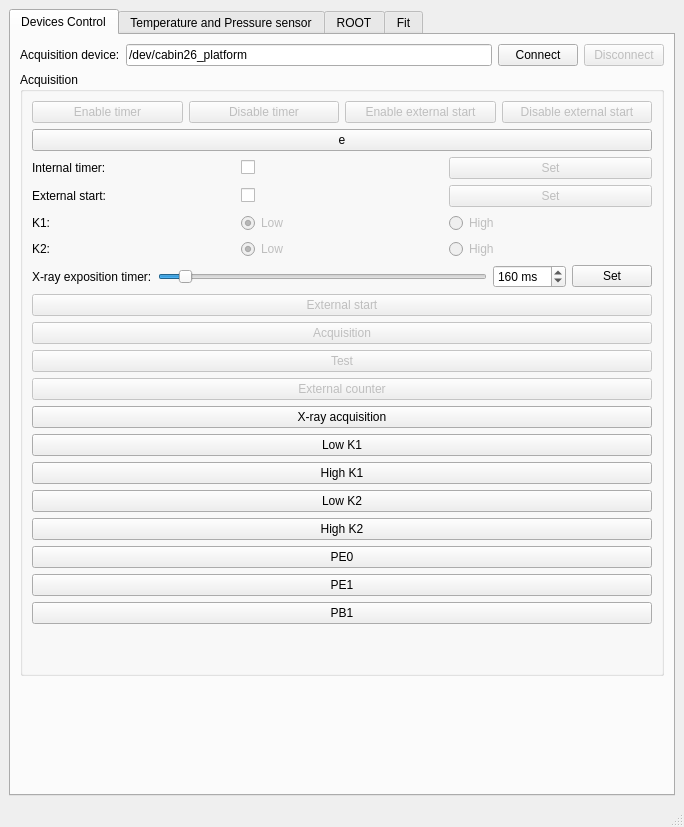
Qt form mainwindow.ui (MichaelColonel/DoseChamber) before a commit.
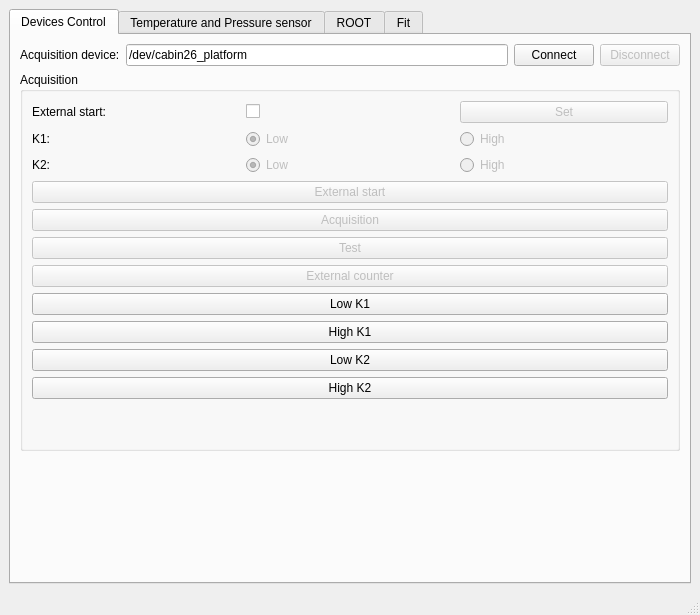
The same form after that commit. The open tabs and pages were chosen to show the change. Custom widgets are drawn as their Qt base class.

Commit message: X-ray support has been removed and other useless stuff

```diff
--- a/mainwindow.ui
+++ b/mainwindow.ui
@@ -6,8 +6,8 @@
    <rect>
     <x>0</x>
     <y>0</y>
-    <width>684</width>
-    <height>827</height>
+    <width>700</width>
+    <height>615</height>
    </rect>
   </property>
   <property name="windowTitle">
@@ -41,14 +41,38 @@
            <string>Acquisition</string>
           </property>
           <layout class="QGridLayout" name="gridLayout_25">
+           <item row="4" column="0">
+            <widget class="QPushButton" name="PushButton_ExternalStart">
+             <property name="enabled">
+              <bool>false</bool>
+             </property>
+             <property name="text">
+              <string>External start</string>
+             </property>
+            </widget>
+           </item>
+           <item row="11" column="0">
+            <widget class="QPushButton" name="pushButton_LowK2">
+             <property name="text">
+              <string>Low K2</string>
+             </property>
+            </widget>
+           </item>
            <item row="13" column="0">
-            <widget class="QPushButton" name="pushButton_LowK1">
+            <widget class="QLabel" name="Label_TemperaturePressureExtCount">
              <property name="text">
-              <string>Low K1</string>
+              <string/>
              </property>
             </widget>
            </item>
-           <item row="5" column="0">
+           <item row="12" column="0">
+            <widget class="QPushButton" name="pushButton_HighK2">
+             <property name="text">
+              <string>High K2</string>
+             </property>
+            </widget>
+           </item>
+           <item row="2" column="0">
             <layout class="QHBoxLayout" name="horizontalLayout_3">
              <item>
               <widget class="QLabel" name="Label_K1">
@@ -91,91 +115,27 @@
              </item>
             </layout>
            </item>
-           <item row="16" column="0">
-            <widget class="QPushButton" name="pushButton_LowK2">
-             <property name="text">
-              <string>Low K2</string>
+           <item row="7" column="0">
+            <widget class="QPushButton" name="PushButton_ExternalCounter">
+             <property name="enabled">
+              <bool>false</bool>
              </property>
-            </widget>
-           </item>
-           <item row="22" column="0">
-            <widget class="QLabel" name="Label_AcquisitionData">
              <property name="text">
-              <string/>
+              <string>External counter</string>
              </property>
             </widget>
            </item>
-           <item row="17" column="0">
-            <widget class="QPushButton" name="pushButton_HighK2">
-             <property name="text">
-              <string>High K2</string>
+           <item row="6" column="0">
+            <widget class="QPushButton" name="PushButton_Test">
+             <property name="enabled">
+              <bool>false</bool>
              </property>
-            </widget>
-           </item>
-           <item row="21" column="0">
-            <widget class="QLabel" name="Label_TemperaturePressureExtCount">
              <property name="text">
-              <string/>
+              <string>Test</string>
              </property>
             </widget>
            </item>
-           <item row="3" column="0">
-            <layout class="QHBoxLayout" name="horizontalLayout_5">
-             <item>
-              <widget class="QLabel" name="label_2">
-               <property name="text">
-                <string>Internal timer:</string>
-               </property>
-              </widget>
-             </item>
-             <item>
-              <widget class="QCheckBox" name="CheckBox_InternalTimer">
-               <property name="text">
-                <string/>
-               </property>
-              </widget>
-             </item>
-             <item>
-              <widget class="QPushButton" name="PushButton_SetInternalTimer">
-               <property name="enabled">
-                <bool>false</bool>
-               </property>
-               <property name="text">
-                <string>Set</string>
-               </property>
-              </widget>
-             </item>
-            </layout>
-           </item>
-           <item row="18" column="0">
-            <widget class="QPushButton" name="PushButton_PE0">
-             <property name="text">
-              <string>PE0</string>
-             </property>
-            </widget>
-           </item>
-           <item row="20" column="0">
-            <widget class="QPushButton" name="PushButton_PB1">
-             <property name="text">
-              <string>PB1</string>
-             </property>
-            </widget>
-           </item>
-           <item row="19" column="0">
-            <widget class="QPushButton" name="PushButton_PE1">
-             <property name="text">
-              <string>PE1</string>
-             </property>
-            </widget>
-           </item>
-           <item row="2" column="0">
-            <widget class="QPushButton" name="PushButton_e">
-             <property name="text">
-              <string>e</string>
-             </property>
-            </widget>
-           </item>
-           <item row="4" column="0">
+           <item row="1" column="0">
             <layout class="QHBoxLayout" name="horizontalLayout_6">
              <item>
               <widget class="QLabel" name="label_3">
@@ -203,157 +163,7 @@
              </item>
             </layout>
            </item>
-           <item row="11" column="0">
-            <widget class="QPushButton" name="PushButton_ExternalCounter">
-             <property name="enabled">
-              <bool>false</bool>
-             </property>
-             <property name="text">
-              <string>External counter</string>
-             </property>
-            </widget>
-           </item>
-           <item row="10" column="0">
-            <widget class="QPushButton" name="PushButton_Test">
-             <property name="enabled">
-              <bool>false</bool>
-             </property>
-             <property name="text">
-              <string>Test</string>
-             </property>
-            </widget>
-           </item>
-           <item row="1" column="0">
-            <layout class="QHBoxLayout" name="horizontalLayout">
-             <item>
-              <widget class="QPushButton" name="PushButton_EnableTimer">
-               <property name="enabled">
-                <bool>false</bool>
-               </property>
-               <property name="text">
-                <string>Enable timer</string>
-               </property>
-              </widget>
-             </item>
-             <item>
-              <widget class="QPushButton" name="PushButton_DisableTimer">
-               <property name="enabled">
-                <bool>false</bool>
-               </property>
-               <property name="text">
-                <string>Disable timer</string>
-               </property>
-              </widget>
-             </item>
-             <item>
-              <widget class="QPushButton" name="PushButton_EnableExtStart">
-               <property name="enabled">
-                <bool>false</bool>
-               </property>
-               <property name="text">
-                <string>Enable external start</string>
-               </property>
-              </widget>
-             </item>
-             <item>
-              <widget class="QPushButton" name="PushButton_DisableExtStart">
-               <property name="enabled">
-                <bool>false</bool>
-               </property>
-               <property name="text">
-                <string>Disable external start</string>
-               </property>
-              </widget>
-             </item>
-            </layout>
-           </item>
-           <item row="7" column="0">
-            <layout class="QHBoxLayout" name="horizontalLayout_9">
-             <item>
-              <widget class="QLabel" name="label_7">
-               <property name="text">
-                <string>X-ray exposition timer:</string>
-               </property>
-              </widget>
-             </item>
-             <item>
-              <widget class="QSlider" name="HorizontalSlider_XrayExpoTimer">
-               <property name="minimum">
-                <number>32</number>
-               </property>
-               <property name="maximum">
-                <number>2080</number>
-               </property>
-               <property name="singleStep">
-                <number>32</number>
-               </property>
-               <property name="pageStep">
-                <number>160</number>
-               </property>
-               <property name="value">
-                <number>160</number>
-               </property>
-               <property name="orientation">
-                <enum>Qt::Horizontal</enum>
-               </property>
-              </widget>
-             </item>
-             <item>
-              <widget class="QSpinBox" name="SpinBox_XrayExpoTimer">
-               <property name="suffix">
-                <string> ms</string>
-               </property>
-               <property name="minimum">
-                <number>32</number>
-               </property>
-               <property name="maximum">
-                <number>2080</number>
-               </property>
-               <property name="singleStep">
-                <number>32</number>
-               </property>
-               <property name="value">
-                <number>160</number>
-               </property>
-              </widget>
-             </item>
-             <item>
-              <widget class="QPushButton" name="PushButton_XrayExpoTimer">
-               <property name="text">
-                <string>Set</string>
-               </property>
-              </widget>
-             </item>
-            </layout>
-           </item>
-           <item row="15" column="0">
-            <widget class="QPushButton" name="pushButton_HighK1">
-             <property name="text">
-              <string>High K1</string>
-             </property>
-            </widget>
-           </item>
-           <item row="9" column="0">
-            <widget class="QPushButton" name="PushButton_Acquisition">
-             <property name="enabled">
-              <bool>false</bool>
-             </property>
-             <property name="text">
-              <string>Acquisition</string>
-             </property>
-            </widget>
-           </item>
-           <item row="8" column="0">
-            <widget class="QPushButton" name="PushButton_ExternalStart">
-             <property name="enabled">
-              <bool>false</bool>
-             </property>
-             <property name="text">
-              <string>External start</string>
-             </property>
-            </widget>
-           </item>
-           <item row="6" column="0">
+           <item row="3" column="0">
             <layout class="QHBoxLayout" name="horizontalLayout_4">
              <item>
               <widget class="QLabel" name="Label_K2">
@@ -393,10 +203,34 @@
              </item>
             </layout>
            </item>
-           <item row="12" column="0">
-            <widget class="QPushButton" name="PushButton_AcquisitionXray">
+           <item row="8" column="0">
+            <widget class="QPushButton" name="pushButton_LowK1">
              <property name="text">
-              <string>X-ray acquisition</string>
+              <string>Low K1</string>
+             </property>
+            </widget>
+           </item>
+           <item row="5" column="0">
+            <widget class="QPushButton" name="PushButton_Acquisition">
+             <property name="enabled">
+              <bool>false</bool>
+             </property>
+             <property name="text">
+              <string>Acquisition</string>
+             </property>
+            </widget>
+           </item>
+           <item row="10" column="0">
+            <widget class="QPushButton" name="pushButton_HighK1">
+             <property name="text">
+              <string>High K1</string>
+             </property>
+            </widget>
+           </item>
+           <item row="14" column="0">
+            <widget class="QLabel" name="Label_AcquisitionData">
+             <property name="text">
+              <string/>
              </property>
             </widget>
            </item>
```
Left out of the diff: 191 changed lines with no effect on the pictures. The commit also changes 2 other files.
